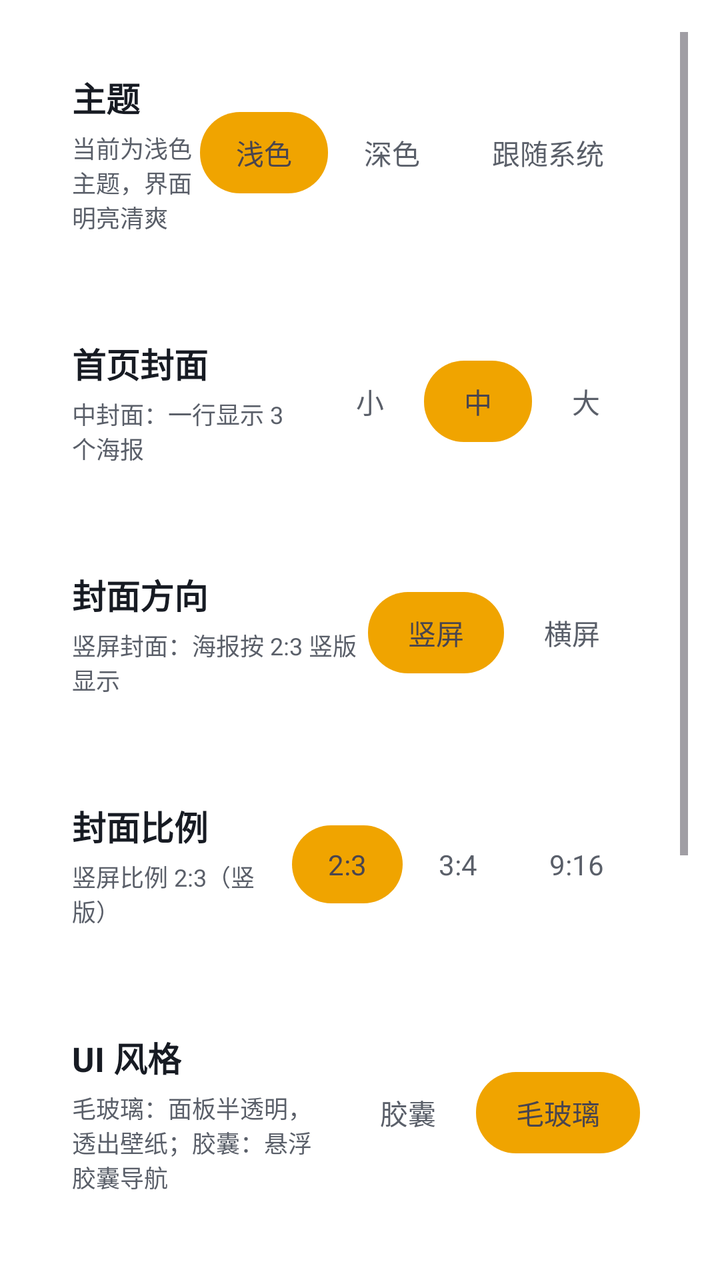
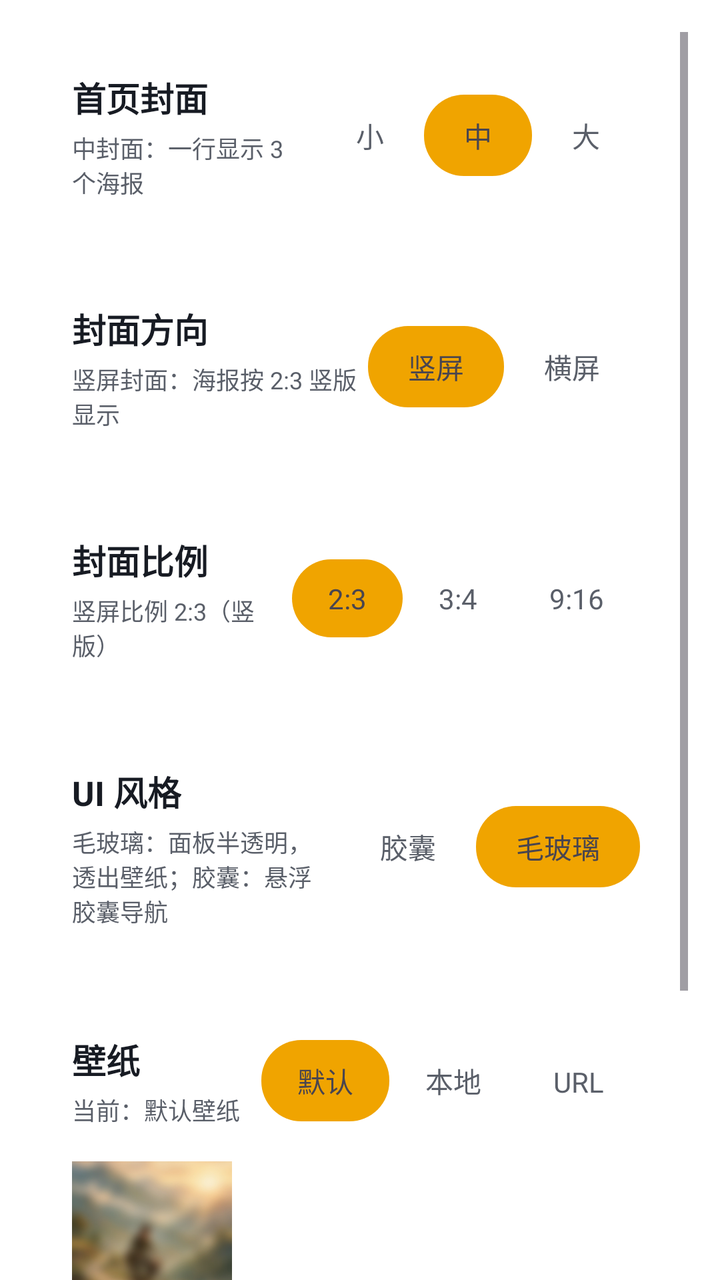

The first picture is an Android layout as it rendered before a commit; the second is the same layout after the commit. The layout source and the unified diff follow.
<!-- AndroidManifest.xml: another module's application theme Theme.App -->
<!-- res/layout/activity_ui_settings.xml -->
<?xml version="1.0" encoding="utf-8"?>
<ScrollView xmlns:android="http://schemas.android.com/apk/res/android"
    android:layout_width="match_parent"
    android:layout_height="match_parent"
    android:fillViewport="true"
    android:clipToPadding="false"
    android:paddingTop="16dp"
    android:paddingLeft="16dp"
    android:paddingRight="16dp"
    android:paddingBottom="16dp">

<LinearLayout
    android:layout_width="match_parent"
    android:layout_height="wrap_content"
    android:orientation="vertical">


<LinearLayout
    android:layout_width="match_parent"
    android:layout_height="wrap_content"
    android:orientation="horizontal"
    android:gravity="center_vertical"
    android:background="@drawable/dialog_glass"
    android:padding="20dp"
    android:layout_marginBottom="12dp">

    <LinearLayout
        android:layout_width="0dp"
        android:layout_height="wrap_content"
        android:layout_weight="1"
        android:orientation="vertical">

        <TextView
            android:layout_width="wrap_content"
            android:layout_height="wrap_content"
            android:text="主题"
            android:textSize="17sp"
            android:textStyle="bold"
            android:textColor="#171B23"/>

        <TextView
            android:layout_width="wrap_content"
            android:layout_height="wrap_content"
            android:text="当前为浅色主题，界面明亮清爽"
            android:textSize="12sp"
            android:textColor="#5A5F69"
            android:layout_marginTop="4dp"/>
    </LinearLayout>

    <LinearLayout
        android:layout_width="wrap_content"
        android:layout_height="wrap_content"
        android:orientation="horizontal"
        android:background="@drawable/seg_container"
        android:padding="4dp">

        <TextView
            android:id="@+id/seg_theme_light"
            android:layout_width="wrap_content"
            android:layout_height="wrap_content"
            android:text="浅色"
            android:textSize="14sp"
            android:paddingHorizontal="18dp"
            android:paddingVertical="10dp"
            android:background="@drawable/seg_selected"/>

        <TextView
            android:id="@+id/seg_theme_dark"
            android:layout_width="wrap_content"
            android:layout_height="wrap_content"
            android:text="深色"
            android:textSize="14sp"
            android:textColor="#5A5F69"
            android:paddingHorizontal="18dp"
            android:paddingVertical="10dp"/>

        <TextView
            android:id="@+id/seg_theme_system"
            android:layout_width="wrap_content"
            android:layout_height="wrap_content"
            android:text="跟随系统"
            android:textSize="14sp"
            android:textColor="#5A5F69"
            android:paddingHorizontal="18dp"
            android:paddingVertical="10dp"/>
    </LinearLayout>
</LinearLayout>


<LinearLayout
    android:layout_width="match_parent"
    android:layout_height="wrap_content"
    android:orientation="horizontal"
    android:gravity="center_vertical"
    android:background="@drawable/dialog_glass"
    android:padding="20dp"
    android:layout_marginBottom="12dp">

    <LinearLayout
        android:layout_width="0dp"
        android:layout_height="wrap_content"
        android:layout_weight="1"
        android:orientation="vertical">

        <TextView
            android:layout_width="wrap_content"
            android:layout_height="wrap_content"
            android:text="首页封面"
            android:textSize="17sp"
            android:textStyle="bold"
            android:textColor="#171B23"/>

        <TextView
            android:layout_width="wrap_content"
            android:layout_height="wrap_content"
            android:text="中封面：一行显示 3 个海报"
            android:textSize="12sp"
            android:textColor="#5A5F69"
            android:layout_marginTop="4dp"/>
    </LinearLayout>

    <LinearLayout
        android:layout_width="wrap_content"
        android:layout_height="wrap_content"
        android:orientation="horizontal"
        android:background="@drawable/seg_container"
        android:padding="4dp">

        <TextView
            android:id="@+id/seg_cover_small"
            android:layout_width="wrap_content"
            android:layout_height="wrap_content"
            android:text="小"
            android:textSize="14sp"
            android:textColor="#5A5F69"
            android:paddingHorizontal="20dp"
            android:paddingVertical="10dp"/>

        <TextView
            android:id="@+id/seg_cover_medium"
            android:layout_width="wrap_content"
            android:layout_height="wrap_content"
            android:text="中"
            android:textSize="14sp"
            android:paddingHorizontal="20dp"
            android:paddingVertical="10dp"
            android:background="@drawable/seg_selected"/>

        <TextView
            android:id="@+id/seg_cover_large"
            android:layout_width="wrap_content"
            android:layout_height="wrap_content"
            android:text="大"
            android:textSize="14sp"
            android:textColor="#5A5F69"
            android:paddingHorizontal="20dp"
            android:paddingVertical="10dp"/>
    </LinearLayout>
</LinearLayout>


<LinearLayout
    android:layout_width="match_parent"
    android:layout_height="wrap_content"
    android:orientation="horizontal"
    android:gravity="center_vertical"
    android:background="@drawable/dialog_glass"
    android:padding="20dp"
    android:layout_marginBottom="12dp">

    <LinearLayout
        android:layout_width="0dp"
        android:layout_height="wrap_content"
        android:layout_weight="1"
        android:orientation="vertical">

        <TextView
            android:layout_width="wrap_content"
            android:layout_height="wrap_content"
            android:text="封面方向"
            android:textSize="17sp"
            android:textStyle="bold"
            android:textColor="#171B23"/>

        <TextView
            android:layout_width="wrap_content"
            android:layout_height="wrap_content"
            android:text="竖屏封面：海报按 2:3 竖版显示"
            android:textSize="12sp"
            android:textColor="#5A5F69"
            android:layout_marginTop="4dp"/>
    </LinearLayout>

    <LinearLayout
        android:layout_width="wrap_content"
        android:layout_height="wrap_content"
        android:orientation="horizontal"
        android:background="@drawable/seg_container"
        android:padding="4dp">

        <TextView
            android:id="@+id/seg_orient_portrait"
            android:layout_width="wrap_content"
            android:layout_height="wrap_content"
            android:text="竖屏"
            android:textSize="14sp"
            android:paddingHorizontal="20dp"
            android:paddingVertical="10dp"
            android:background="@drawable/seg_selected"/>

        <TextView
            android:id="@+id/seg_orient_landscape"
            android:layout_width="wrap_content"
            android:layout_height="wrap_content"
            android:text="横屏"
            android:textSize="14sp"
            android:textColor="#5A5F69"
            android:paddingHorizontal="20dp"
            android:paddingVertical="10dp"/>
    </LinearLayout>
</LinearLayout>


<LinearLayout
    android:layout_width="match_parent"
    android:layout_height="wrap_content"
    android:orientation="horizontal"
    android:gravity="center_vertical"
    android:background="@drawable/dialog_glass"
    android:padding="20dp"
    android:layout_marginBottom="12dp">

    <LinearLayout
        android:layout_width="0dp"
        android:layout_height="wrap_content"
        android:layout_weight="1"
        android:orientation="vertical">

        <TextView
            android:layout_width="wrap_content"
            android:layout_height="wrap_content"
            android:text="封面比例"
            android:textSize="17sp"
            android:textStyle="bold"
            android:textColor="#171B23"/>

        <TextView
            android:layout_width="wrap_content"
            android:layout_height="wrap_content"
            android:text="竖屏比例 2:3（竖版）"
            android:textSize="12sp"
            android:textColor="#5A5F69"
            android:layout_marginTop="4dp"/>
    </LinearLayout>

    <LinearLayout
        android:layout_width="wrap_content"
        android:layout_height="wrap_content"
        android:orientation="horizontal"
        android:background="@drawable/seg_container"
        android:padding="4dp">

        <TextView
            android:id="@+id/seg_ratio_23"
            android:layout_width="wrap_content"
            android:layout_height="wrap_content"
            android:text="2:3"
            android:textSize="14sp"
            android:paddingHorizontal="18dp"
            android:paddingVertical="10dp"
            android:background="@drawable/seg_selected"/>

        <TextView
            android:id="@+id/seg_ratio_34"
            android:layout_width="wrap_content"
            android:layout_height="wrap_content"
            android:text="3:4"
            android:textSize="14sp"
            android:textColor="#5A5F69"
            android:paddingHorizontal="18dp"
            android:paddingVertical="10dp"/>

        <TextView
            android:id="@+id/seg_ratio_916"
            android:layout_width="wrap_content"
            android:layout_height="wrap_content"
            android:text="9:16"
            android:textSize="14sp"
            android:textColor="#5A5F69"
            android:paddingHorizontal="18dp"
            android:paddingVertical="10dp"/>
    </LinearLayout>
</LinearLayout>


<LinearLayout
    android:layout_width="match_parent"
    android:layout_height="wrap_content"
    android:orientation="horizontal"
    android:gravity="center_vertical"
    android:background="@drawable/dialog_glass"
    android:padding="20dp"
    android:layout_marginBottom="12dp">

    <LinearLayout
        android:layout_width="0dp"
        android:layout_height="wrap_content"
        android:layout_weight="1"
        android:orientation="vertical">

        <TextView
            android:layout_width="wrap_content"
            android:layout_height="wrap_content"
            android:text="UI 风格"
            android:textSize="17sp"
            android:textStyle="bold"
            android:textColor="#171B23"/>

        <TextView
            android:layout_width="wrap_content"
            android:layout_height="wrap_content"
            android:text="毛玻璃：面板半透明，透出壁纸；胶囊：悬浮胶囊导航"
            android:textSize="12sp"
            android:textColor="#5A5F69"
            android:layout_marginTop="4dp"/>
    </LinearLayout>

    <LinearLayout
        android:layout_width="wrap_content"
        android:layout_height="wrap_content"
        android:orientation="horizontal"
        android:background="@drawable/seg_container"
        android:padding="4dp">

        <TextView
            android:id="@+id/seg_ui_capsule"
            android:layout_width="wrap_content"
            android:layout_height="wrap_content"
            android:text="胶囊"
            android:textSize="14sp"
            android:textColor="#5A5F69"
            android:paddingHorizontal="20dp"
            android:paddingVertical="10dp"/>

        <TextView
            android:id="@+id/seg_ui_glass"
            android:layout_width="wrap_content"
            android:layout_height="wrap_content"
            android:text="毛玻璃"
            android:textSize="14sp"
            android:paddingHorizontal="20dp"
            android:paddingVertical="10dp"
            android:background="@drawable/seg_selected"/>
    </LinearLayout>
</LinearLayout>


<LinearLayout
    android:layout_width="match_parent"
    android:layout_height="wrap_content"
    android:orientation="vertical"
    android:background="@drawable/dialog_glass"
    android:padding="20dp"
    android:layout_marginBottom="12dp">

    <LinearLayout
        android:layout_width="match_parent"
        android:layout_height="wrap_content"
        android:orientation="horizontal"
        android:gravity="center_vertical">

        <LinearLayout
            android:layout_width="0dp"
            android:layout_height="wrap_content"
            android:layout_weight="1"
            android:orientation="vertical">

            <TextView
                android:layout_width="wrap_content"
                android:layout_height="wrap_content"
                android:text="壁纸"
                android:textSize="17sp"
                android:textStyle="bold"
                android:textColor="#171B23"/>

            <TextView
                android:id="@+id/tv_wp_desc"
                android:layout_width="wrap_content"
                android:layout_height="wrap_content"
                android:text="当前：默认壁纸"
                android:textSize="12sp"
                android:textColor="#5A5F69"
                android:layout_marginTop="4dp"/>
        </LinearLayout>

        <LinearLayout
            android:layout_width="wrap_content"
            android:layout_height="wrap_content"
            android:orientation="horizontal"
            android:background="@drawable/seg_container"
            android:padding="4dp">

            <TextView
                android:id="@+id/seg_wp_default"
                android:layout_width="wrap_content"
                android:layout_height="wrap_content"
                android:text="默认"
                android:textSize="14sp"
                android:paddingHorizontal="18dp"
                android:paddingVertical="10dp"
                android:background="@drawable/seg_selected"/>

            <TextView
                android:id="@+id/seg_wp_local"
                android:layout_width="wrap_content"
                android:layout_height="wrap_content"
                android:text="本地"
                android:textSize="14sp"
                android:textColor="#5A5F69"
                android:paddingHorizontal="18dp"
                android:paddingVertical="10dp"/>

            <TextView
                android:id="@+id/seg_wp_url"
                android:layout_width="wrap_content"
                android:layout_height="wrap_content"
                android:text="URL"
                android:textSize="14sp"
                android:textColor="#5A5F69"
                android:paddingHorizontal="18dp"
                android:paddingVertical="10dp"/>
        </LinearLayout>
    </LinearLayout>

    <HorizontalScrollView
        android:layout_width="match_parent"
        android:layout_height="wrap_content"
        android:layout_marginTop="16dp"
        android:scrollbars="none">

        <LinearLayout
            android:layout_width="wrap_content"
            android:layout_height="wrap_content"
            android:orientation="horizontal">

            <LinearLayout
                android:layout_width="wrap_content"
                android:layout_height="wrap_content"
                android:orientation="vertical"
                android:layout_marginEnd="12dp">

                <ImageView
                    android:id="@+id/thumb_default"
                    android:layout_width="80dp"
                    android:layout_height="120dp"
                    android:scaleType="centerCrop"
                    android:background="@drawable/dialog_glass"
                    android:src="@drawable/poster_shanjian_blur_v3"/>

                <TextView
                    android:layout_width="match_parent"
                    android:layout_height="wrap_content"
                    android:text="默认"
                    android:textSize="11sp"
                    android:textColor="#5A5F69"
                    android:gravity="center"
                    android:layout_marginTop="4dp"/>
            </LinearLayout>

            <LinearLayout
                android:layout_width="wrap_content"
                android:layout_height="wrap_content"
                android:orientation="vertical"
                android:layout_marginEnd="12dp">

                <ImageView
                    android:id="@+id/thumb_local"
                    android:layout_width="80dp"
                    android:layout_height="120dp"
                    android:scaleType="centerCrop"
                    android:background="@drawable/dialog_glass"/>

                <TextView
                    android:layout_width="match_parent"
                    android:layout_height="wrap_content"
                    android:text="本地"
                    android:textSize="11sp"
                    android:textColor="#5A5F69"
                    android:gravity="center"
                    android:layout_marginTop="4dp"/>
            </LinearLayout>

            <LinearLayout
                android:layout_width="wrap_content"
                android:layout_height="wrap_content"
                android:orientation="vertical">

                <ImageView
                    android:id="@+id/thumb_url"
                    android:layout_width="80dp"
                    android:layout_height="120dp"
                    android:scaleType="centerCrop"
                    android:background="@drawable/dialog_glass"/>

                <TextView
                    android:layout_width="match_parent"
                    android:layout_height="wrap_content"
                    android:text="URL"
                    android:textSize="11sp"
                    android:textColor="#5A5F69"
                    android:gravity="center"
                    android:layout_marginTop="4dp"/>
            </LinearLayout>
        </LinearLayout>
    </HorizontalScrollView>

    <LinearLayout
        android:layout_width="match_parent"
        android:layout_height="wrap_content"
        android:orientation="horizontal"
        android:gravity="center_vertical"
        android:layout_marginTop="16dp"
        android:paddingTop="16dp">

        <TextView
            android:layout_width="0dp"
            android:layout_height="wrap_content"
            android:layout_weight="1"
            android:text="模糊壁纸"
            android:textSize="15sp"
            android:textColor="#171B23"/>

        <Switch
            android:id="@+id/switch_blur"
            android:layout_width="wrap_content"
            android:layout_height="wrap_content"
            android:checked="true"/>
    </LinearLayout>
</LinearLayout>

</LinearLayout>
</ScrollView>
<!-- resources referenced by this layout -->
<resources>
  <!-- drawable dialog_glass (drawable) -->
  <?xml version="1.0" encoding="utf-8"?>
  <shape xmlns:android="http://schemas.android.com/apk/res/android"
      android:shape="rectangle">
      <solid android:color="#B3FFFFFF" />
      <stroke
          android:width="1dp"
          android:color="#33FFFFFF" />
      <corners android:radius="16dp" />
  </shape>
  <!-- drawable poster_shanjian_blur_v3: jpg bitmap (drawable, 112631 bytes) -->
  <!-- drawable seg_container (drawable) -->
  <?xml version="1.0" encoding="utf-8"?>
  <shape xmlns:android="http://schemas.android.com/apk/res/android" android:shape="rectangle">
  <corners android:radius="24dp"/>
  <solid android:color="#FFFFFFFF"/>
  </shape>
  <!-- drawable seg_selected (drawable) -->
  <?xml version="1.0" encoding="utf-8"?>
  <shape xmlns:android="http://schemas.android.com/apk/res/android" android:shape="rectangle">
  <corners android:radius="20dp"/>
  <solid android:color="#f0a400"/>
  </shape>
  <style name="Theme.App" parent="Theme.XingChen" />
  <style name="Theme.XingChen" parent="Theme.Material3.DayNight.NoActionBar">
          <item name="android:windowBackground">@android:color/transparent</item>
                <item name="android:colorBackground">@android:color/transparent</item>
          <item name="colorPrimary">#f0a400</item>
          <item name="colorPrimaryVariant">#c07f00</item>
          <item name="colorOnPrimary">@android:color/white</item>
      </style>
</resources>

<!-- the commit's change to res/layout/activity_ui_settings.xml (unified diff, before → after) -->
@@ -13,78 +13,6 @@
     android:layout_width="match_parent"
     android:layout_height="wrap_content"
     android:orientation="vertical">
-
-
-<LinearLayout
-    android:layout_width="match_parent"
-    android:layout_height="wrap_content"
-    android:orientation="horizontal"
-    android:gravity="center_vertical"
-    android:background="@drawable/dialog_glass"
-    android:padding="20dp"
-    android:layout_marginBottom="12dp">
-
-    <LinearLayout
-        android:layout_width="0dp"
-        android:layout_height="wrap_content"
-        android:layout_weight="1"
-        android:orientation="vertical">
-
-        <TextView
-            android:layout_width="wrap_content"
-            android:layout_height="wrap_content"
-            android:text="主题"
-            android:textSize="17sp"
-            android:textStyle="bold"
-            android:textColor="#171B23"/>
-
-        <TextView
-            android:layout_width="wrap_content"
-            android:layout_height="wrap_content"
-            android:text="当前为浅色主题，界面明亮清爽"
-            android:textSize="12sp"
-            android:textColor="#5A5F69"
-            android:layout_marginTop="4dp"/>
-    </LinearLayout>
-
-    <LinearLayout
-        android:layout_width="wrap_content"
-        android:layout_height="wrap_content"
-        android:orientation="horizontal"
-        android:background="@drawable/seg_container"
-        android:padding="4dp">
-
-        <TextView
-            android:id="@+id/seg_theme_light"
-            android:layout_width="wrap_content"
-            android:layout_height="wrap_content"
-            android:text="浅色"
-            android:textSize="14sp"
-            android:paddingHorizontal="18dp"
-            android:paddingVertical="10dp"
-            android:background="@drawable/seg_selected"/>
-
-        <TextView
-            android:id="@+id/seg_theme_dark"
-            android:layout_width="wrap_content"
-            android:layout_height="wrap_content"
-            android:text="深色"
-            android:textSize="14sp"
-            android:textColor="#5A5F69"
-            android:paddingHorizontal="18dp"
-            android:paddingVertical="10dp"/>
-
-        <TextView
-            android:id="@+id/seg_theme_system"
-            android:layout_width="wrap_content"
-            android:layout_height="wrap_content"
-            android:text="跟随系统"
-            android:textSize="14sp"
-            android:textColor="#5A5F69"
-            android:paddingHorizontal="18dp"
-            android:paddingVertical="10dp"/>
-    </LinearLayout>
-</LinearLayout>
 
 
 <LinearLayout
